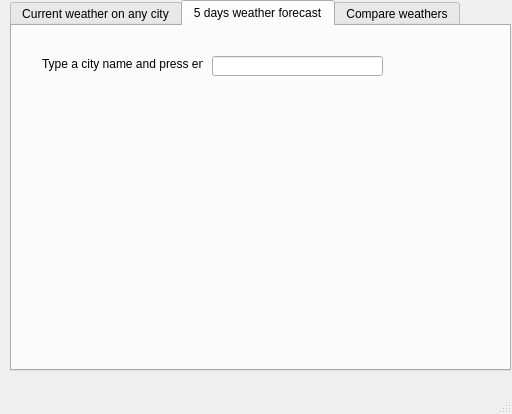
Old version of the form WeatherApp/mainwindow.ui in the repository Feerumi/Weather-App-C-.
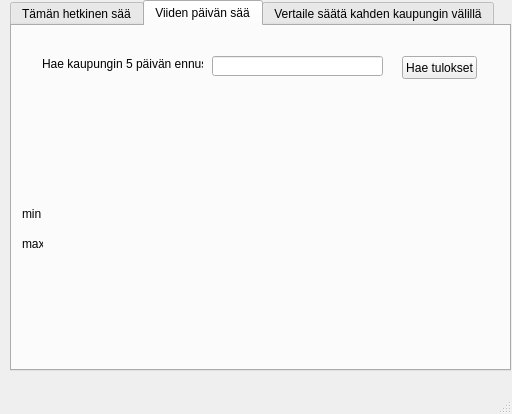
New version of the form.

The edit to the form file:
```diff
--- a/WeatherApp/mainwindow.ui
+++ b/WeatherApp/mainwindow.ui
@@ -37,7 +37,7 @@
     </property>
     <widget class="QWidget" name="CurrentWeatherTab">
      <attribute name="title">
-      <string>Current weather on any city</string>
+      <string>Tämän hetkinen sää</string>
      </attribute>
      <widget class="QLineEdit" name="city">
       <property name="geometry">
@@ -163,111 +163,74 @@
     </widget>
     <widget class="QWidget" name="fiveDaysForecastTab">
      <attribute name="title">
-      <string>5 days weather forecast</string>
+      <string>Viiden päivän sää</string>
      </attribute>
      <widget class="QWidget" name="gridLayoutWidget">
       <property name="geometry">
        <rect>
-        <x>70</x>
+        <x>40</x>
         <y>70</y>
         <width>411</width>
         <height>80</height>
        </rect>
       </property>
       <layout class="QGridLayout" name="gridLayout_3">
-       <item row="0" column="0">
-        <widget class="QLabel" name="date1Icon">
-         <property name="text">
-          <string/>
-         </property>
-        </widget>
-       </item>
-       <item row="0" column="6">
+       <item row="0" column="3">
         <widget class="QLabel" name="date4icon">
          <property name="text">
           <string/>
          </property>
+         <property name="alignment">
+          <set>Qt::AlignCenter</set>
+         </property>
         </widget>
        </item>
-       <item row="0" column="2">
-        <widget class="QLabel" name="date2icon">
+       <item row="0" column="0">
+        <widget class="QLabel" name="date1Icon">
          <property name="text">
           <string/>
          </property>
+         <property name="alignment">
+          <set>Qt::AlignCenter</set>
+         </property>
         </widget>
        </item>
-       <item row="0" column="7">
-        <spacer name="horizontalSpacer_4">
-         <property name="orientation">
-          <enum>Qt::Horizontal</enum>
-         </property>
-         <property name="sizeHint" stdset="0">
-          <size>
-           <width>40</width>
-           <height>20</height>
-          </size>
-         </property>
-        </spacer>
-       </item>
-       <item row="0" column="4">
+       <item row="0" column="2">
         <widget class="QLabel" name="date3icon">
          <property name="text">
           <string/>
          </property>
+         <property name="alignment">
+          <set>Qt::AlignCenter</set>
+         </property>
         </widget>
        </item>
-       <item row="0" column="3">
-        <spacer name="horizontalSpacer_2">
-         <property name="orientation">
-          <enum>Qt::Horizontal</enum>
+       <item row="0" column="1">
+        <widget class="QLabel" name="date2icon">
+         <property name="text">
+          <string/>
          </property>
-         <property name="sizeHint" stdset="0">
-          <size>
-           <width>40</width>
-           <height>20</height>
-          </size>
+         <property name="alignment">
+          <set>Qt::AlignCenter</set>
          </property>
-        </spacer>
+        </widget>
        </item>
-       <item row="0" column="5">
-        <spacer name="horizontalSpacer_3">
-         <property name="orientation">
-          <enum>Qt::Horizontal</enum>
-         </property>
-         <property name="sizeHint" stdset="0">
-          <size>
-           <width>40</width>
-           <height>20</height>
-          </size>
-         </property>
-        </spacer>
-       </item>
-       <item row="0" column="8">
+       <item row="0" column="4">
         <widget class="QLabel" name="date5icon">
          <property name="text">
           <string/>
          </property>
+         <property name="alignment">
+          <set>Qt::AlignCenter</set>
+         </property>
         </widget>
        </item>
-       <item row="0" column="1">
-        <spacer name="horizontalSpacer">
-         <property name="orientation">
-          <enum>Qt::Horizontal</enum>
-         </property>
-         <property name="sizeHint" stdset="0">
-          <size>
-           <width>40</width>
-           <height>20</height>
-          </size>
-         </property>
-        </spacer>
-       </item>
       </layout>
      </widget>
      <widget class="QWidget" name="gridLayoutWidget_2">
       <property name="geometry">
        <rect>
-        <x>80</x>
+        <x>40</x>
         <y>150</y>
         <width>411</width>
         <height>80</height>
@@ -279,6 +242,9 @@
          <property name="text">
           <string/>
          </property>
+         <property name="alignment">
+          <set>Qt::AlignCenter</set>
+         </property>
         </widget>
        </item>
        <item row="0" column="0">
@@ -286,6 +252,9 @@
          <property name="text">
           <string/>
          </property>
+         <property name="alignment">
+          <set>Qt::AlignCenter</set>
+         </property>
         </widget>
        </item>
        <item row="0" column="2">
@@ -293,6 +262,9 @@
          <property name="text">
           <string/>
          </property>
+         <property name="alignment">
+          <set>Qt::AlignCenter</set>
+         </property>
         </widget>
        </item>
        <item row="0" column="3">
@@ -300,12 +272,118 @@
          <property name="text">
           <string/>
          </property>
+         <property name="alignment">
+          <set>Qt::AlignCenter</set>
+         </property>
         </widget>
        </item>
        <item row="0" column="4">
         <widget class="QLabel" name="date5label">
          <property name="text">
           <string/>
+         </property>
+         <property name="alignment">
+          <set>Qt::AlignCenter</set>
+         </property>
+        </widget>
+       </item>
+       <item row="1" column="3">
+        <widget class="QLabel" name="date4minTemp">
+         <property name="text">
+          <string/>
+         </property>
+         <property name="alignment">
+          <set>Qt::AlignCenter</set>
+         </property>
+        </widget>
+       </item>
+       <item row="1" column="4">
+        <widget class="QLabel" name="date5minTemp">
+         <property name="text">
+          <string/>
+         </property>
+         <property name="alignment">
+          <set>Qt::AlignCenter</set>
+         </property>
+        </widget>
+       </item>
+       <item row="1" column="2">
+        <widget class="QLabel" name="date3minTemp">
+         <property name="text">
+          <string/>
+         </property>
+         <property name="alignment">
+          <set>Qt::AlignCenter</set>
+         </property>
+        </widget>
+       </item>
+       <item row="1" column="0">
+        <widget class="QLabel" name="date1minTemp">
+         <property name="text">
+          <string/>
+         </property>
+         <property name="alignment">
+          <set>Qt::AlignCenter</set>
+         </property>
+        </widget>
+       </item>
+       <item row="1" column="1">
+        <widget class="QLabel" name="date2minTemp">
+         <property name="text">
+          <string/>
+         </property>
+         <property name="alignment">
+          <set>Qt::AlignCenter</set>
+         </property>
+        </widget>
+       </item>
+       <item row="2" column="0">
+        <widget class="QLabel" name="date1maxTemp">
+         <property name="text">
+          <string/>
+         </property>
+         <property name="alignment">
+          <set>Qt::AlignCenter</set>
+         </property>
+        </widget>
+       </item>
+       <item row="2" column="1">
+        <widget class="QLabel" name="date2maxTemp">
+         <property name="text">
+          <string/>
+         </property>
+         <property name="alignment">
+          <set>Qt::AlignCenter</set>
+         </property>
+        </widget>
+       </item>
+       <item row="2" column="2">
+        <widget class="QLabel" name="date3maxTemp">
+         <property name="text">
+          <string/>
+         </property>
+         <property name="alignment">
+          <set>Qt::AlignCenter</set>
+         </property>
+        </widget>
+       </item>
+       <item row="2" column="3">
+        <widget class="QLabel" name="date4maxTemp">
+         <property name="text">
+          <string/>
+         </property>
+         <property name="alignment">
+          <set>Qt::AlignCenter</set>
+         </property>
+        </widget>
+       </item>
+       <item row="2" column="4">
+        <widget class="QLabel" name="date5maxTemp">
+         <property name="text">
+          <string/>
+         </property>
+         <property name="alignment">
+          <set>Qt::AlignCenter</set>
          </property>
         </widget>
        </item>
@@ -331,18 +409,52 @@
        </rect>
       </property>
       <property name="text">
-       <string>Type a city name and press enter</string>
+       <string>Hae kaupungin 5 päivän ennuste</string>
       </property>
      </widget>
-     <zorder>gridLayoutWidget</zorder>
-     <zorder>myLabel_7</zorder>
-     <zorder>gridLayoutWidget_2</zorder>
-     <zorder>fiveDaysCity</zorder>
-     <zorder>label_3</zorder>
+     <widget class="QPushButton" name="pushButton_2">
+      <property name="geometry">
+       <rect>
+        <x>390</x>
+        <y>30</y>
+        <width>75</width>
+        <height>23</height>
+       </rect>
+      </property>
+      <property name="text">
+       <string>Hae tulokset</string>
+      </property>
+     </widget>
+     <widget class="QLabel" name="label_10">
+      <property name="geometry">
+       <rect>
+        <x>10</x>
+        <y>180</y>
+        <width>21</width>
+        <height>16</height>
+       </rect>
+      </property>
+      <property name="text">
+       <string>min</string>
+      </property>
+     </widget>
+     <widget class="QLabel" name="label_11">
+      <property name="geometry">
+       <rect>
+        <x>10</x>
+        <y>210</y>
+        <width>21</width>
+        <height>16</height>
+       </rect>
+      </property>
+      <property name="text">
+       <string>max</string>
+      </property>
+     </widget>
     </widget>
     <widget class="QWidget" name="tab">
      <attribute name="title">
-      <string>Compare weathers</string>
+      <string>Vertaile säätä kahden kaupungin välillä</string>
      </attribute>
     </widget>
    </widget>
```
Left out of the diff: 194 changed lines with no effect on the pictures.
